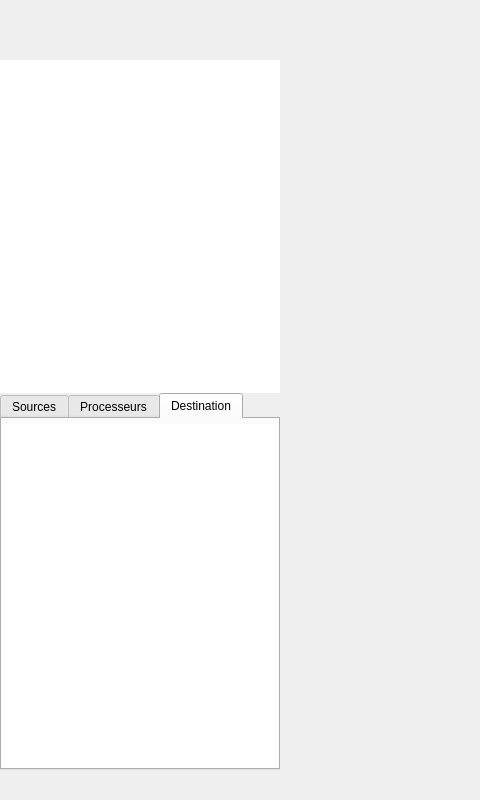
Qt form Src/MatisseServer/ui/AssemblyGui.ui (IfremerUnderwater/Matisse) before a commit; both pictures show x 0 to 480 and y 0 to 800 of the 1280 by 800 pixel window.
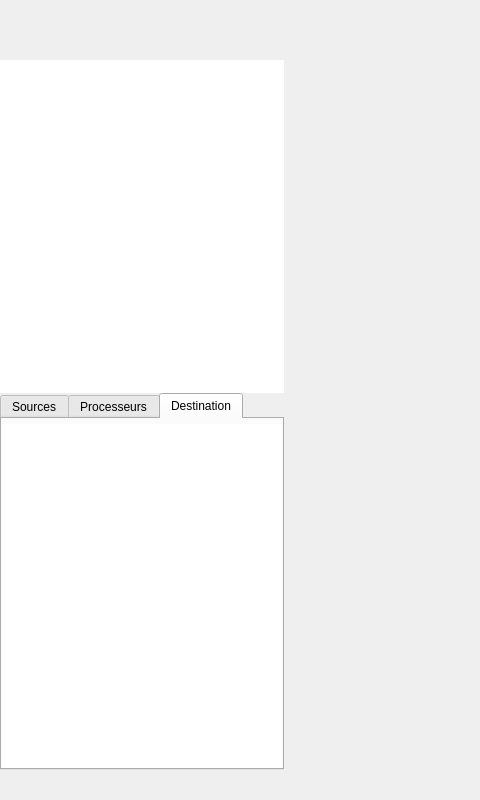
The same form after that commit. The open tabs and pages were chosen to show the change. Icons and pictures are not drawn. Custom widgets are drawn as their Qt base class.

```diff
--- a/Src/MatisseServer/ui/AssemblyGui.ui
+++ b/Src/MatisseServer/ui/AssemblyGui.ui
@@ -98,7 +98,7 @@
         </property>
         <property name="minimumSize">
          <size>
-          <width>280</width>
+          <width>0</width>
           <height>678</height>
          </size>
         </property>
@@ -138,7 +138,7 @@
             </property>
             <property name="minimumSize">
              <size>
-              <width>278</width>
+              <width>0</width>
               <height>200</height>
              </size>
             </property>
@@ -229,7 +229,7 @@
          </property>
          <property name="minimumSize">
           <size>
-           <width>280</width>
+           <width>0</width>
            <height>200</height>
           </size>
          </property>
@@ -498,7 +498,7 @@
           </property>
           <property name="minimumSize">
            <size>
-            <width>280</width>
+            <width>0</width>
             <height>200</height>
            </size>
           </property>
@@ -534,7 +534,7 @@
              </property>
              <property name="minimumSize">
               <size>
-               <width>280</width>
+               <width>0</width>
                <height>200</height>
               </size>
              </property>
@@ -755,7 +755,7 @@
               </property>
               <property name="minimumSize">
                <size>
-                <width>280</width>
+                <width>0</width>
                 <height>150</height>
                </size>
               </property>
@@ -788,7 +788,7 @@
                 <widget class="QListWidget" name="_LW_outputs">
                  <property name="minimumSize">
                   <size>
-                   <width>280</width>
+                   <width>0</width>
                    <height>150</height>
                   </size>
                  </property>
```
Left out of the diff: 26 changed lines with no effect on the pictures.
